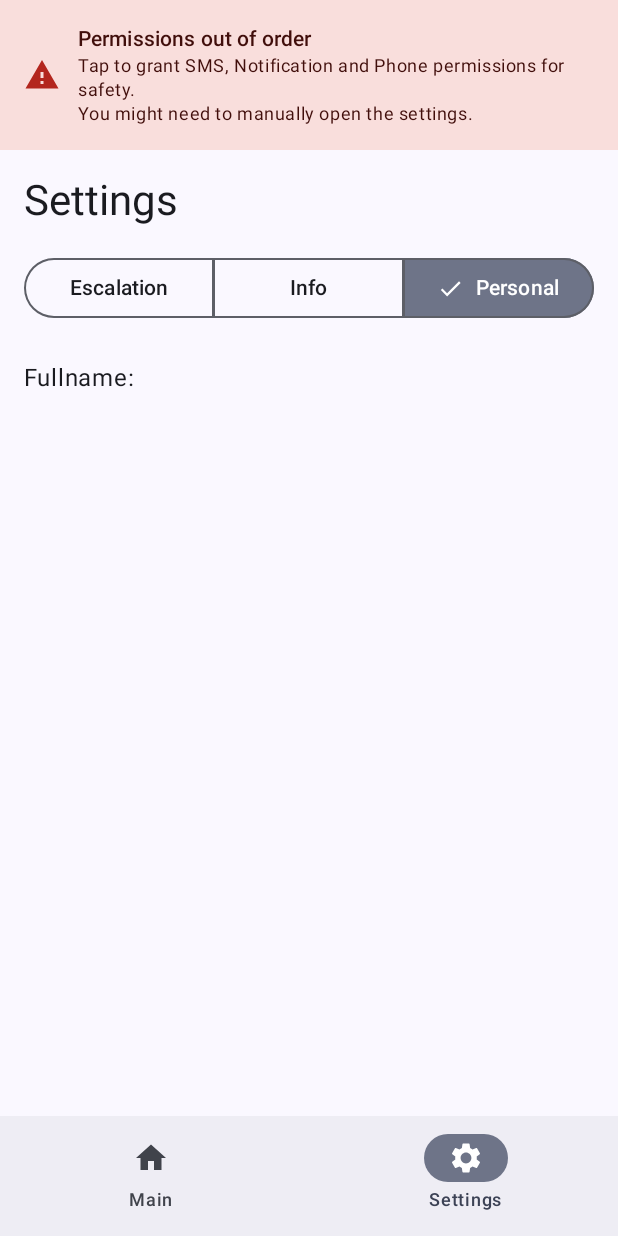
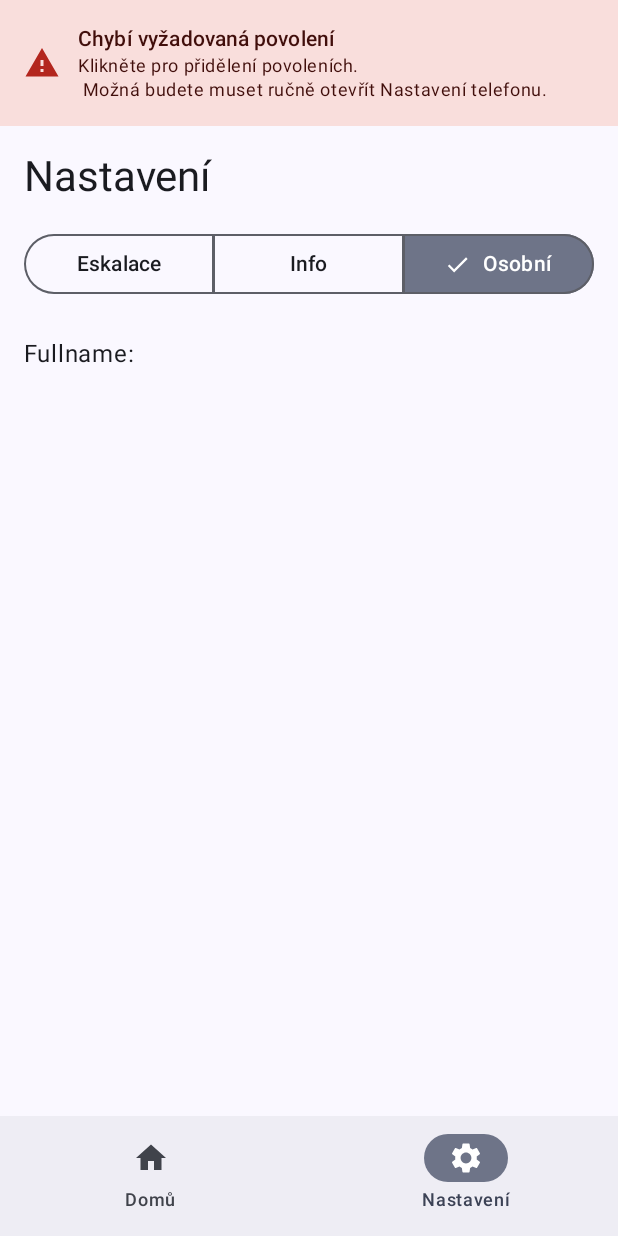
Before and after one commit to daliborpovolny/ShiftWatcher, an Android app built with Jetpack Compose: the @Preview function HomePagePreview, item 2 of the bottom bar chosen, on a phone screen of 412 x 824 dp. Run offline under Robolectric (Android 15) with nearby library versions, the light colour scheme and no system bars; our stand-ins replace Room's generated code.

Commit message:
translate ui to czech

```diff
--- a/app/src/main/java/com/daliborpovolny/shiftwatcher/MainActivity.kt
+++ b/app/src/main/java/com/daliborpovolny/shiftwatcher/MainActivity.kt
@@ -133,7 +133,8 @@ class MainActivity : ComponentActivity() {
         } else true
 
         // Check if Notification Listener is enabled (for RCS support)
-        val listener = Settings.Secure.getString(contentResolver, "enabled_notification_listeners")?.contains(packageName) == true
+        val listener = Settings.Secure.getString(contentResolver, "enabled_notification_listeners")
+            ?.contains(packageName) == true
 
         // Only set to true if EVERY critical permission is ok
         arePermissionsGranted = sms && call && notify && alarm && listener
@@ -164,7 +165,9 @@ class MainActivity : ComponentActivity() {
         }
 
         // 3. Handle "Special" Permission: Notification Listener (for RCS)
-        val listenerEnabled = Settings.Secure.getString(contentResolver, "enabled_notification_listeners")?.contains(packageName) == true
+        val listenerEnabled =
+            Settings.Secure.getString(contentResolver, "enabled_notification_listeners")
+                ?.contains(packageName) == true
         if (!listenerEnabled) {
             startActivity(Intent("android.settings.ACTION_NOTIFICATION_LISTENER_SETTINGS"))
         }
@@ -200,13 +203,13 @@ fun StartUp(
                 NavigationBarItem(
                     selected = selectedTab == 0,
                     onClick = { selectedTab = 0 },
-                    label = { Text("Main") },
+                    label = { Text("Domů") },
                     icon = { Icon(Icons.Default.Home, contentDescription = null) }
                 )
                 NavigationBarItem(
                     selected = selectedTab == 1,
                     onClick = { selectedTab = 1 },
-                    label = { Text("Settings") },
+                    label = { Text("Nastavení") },
                     icon = { Icon(Icons.Default.Settings, contentDescription = null) }
                 )
             }
--- a/app/src/main/java/com/daliborpovolny/shiftwatcher/PermissionBanner.kt
+++ b/app/src/main/java/com/daliborpovolny/shiftwatcher/PermissionBanner.kt
@@ -33,12 +33,12 @@ fun PermissionBanner(onGrantClick: () -> Unit) {
                 Spacer(modifier = Modifier.width(12.dp))
                 Column {
                     Text(
-                        text = "Permissions out of order",
+                        text = "Chybí vyžadovaná povolení",
                         style = MaterialTheme.typography.labelLarge,
                         color = MaterialTheme.colorScheme.onErrorContainer
                     )
                     Text(
-                        text = "Tap to grant SMS, Notification and Phone permissions for safety.\nYou might need to manually open the settings.",
+                        text = "Klikněte pro přidělení povoleních.\n Možná budete muset ručně otevřít Nastavení telefonu.",
                         style = MaterialTheme.typography.bodySmall,
                         color = MaterialTheme.colorScheme.onErrorContainer
                     )
--- a/app/src/main/java/com/daliborpovolny/shiftwatcher/SettingsScreen.kt
+++ b/app/src/main/java/com/daliborpovolny/shiftwatcher/SettingsScreen.kt
@@ -17,6 +17,15 @@ enum class ScreenType {
     Escalation, Info, Personal
 }
 
+fun ScreenTypeToCzechName(st: ScreenType): String {
+    return when (st) {
+        ScreenType.Escalation -> "Eskalace"
+        ScreenType.Info -> "Info"
+        ScreenType.Personal -> "Osobní"
+    }
+}
+
+
 @OptIn(ExperimentalMaterial3Api::class)
 @Composable
 fun NewSettingsScreen(
@@ -31,10 +40,12 @@ fun NewSettingsScreen(
 
     var selectedType by remember { mutableStateOf(ScreenType.Personal) }
 
-    Column(modifier = Modifier
-        .fillMaxSize()
-        .padding(16.dp)) {
-        Text("Settings", style = MaterialTheme.typography.headlineMedium)
+    Column(
+        modifier = Modifier
+            .fillMaxSize()
+            .padding(16.dp)
+    ) {
+        Text("Nastavení", style = MaterialTheme.typography.headlineMedium)
         Spacer(modifier = Modifier.height(16.dp))
 
         // --- TOGGLE SWITCH ---
@@ -50,7 +61,7 @@ fun NewSettingsScreen(
                     onClick = { selectedType = type },
                     selected = selectedType == type
                 ) {
-                    Text(type.name)
+                    Text(ScreenTypeToCzechName(type))
                 }
             }
         }
@@ -70,8 +81,8 @@ fun NewSettingsScreen(
         Spacer(modifier = Modifier.height(8.dp))
 
         val escalationInfo =
-            "List of contacts, that will be progressively be called top to bottom if an alarm is not dismissed within 15 minutes"
-        val infoInfo = "List of contacts, that will each be texted on the start and end of a shift"
+            "Seznam kontaktů, které budou postupně od vrchu kontaktovány, pokud nebude kontrolní budík odkliknut"
+        val infoInfo = "Seznam kontaktů, které budou pomocí SMS informovány o začátku a konci směny"
 
         Text(
             text = if (selectedType == ScreenType.Escalation) escalationInfo else infoInfo,
@@ -81,14 +92,14 @@ fun NewSettingsScreen(
         OutlinedTextField(
             value = newName,
             onValueChange = { newName = it },
-            label = { Text("Name") },
+            label = { Text("Jméno") },
             modifier = Modifier.fillMaxWidth()
         )
         Spacer(modifier = Modifier.height(8.dp))
         OutlinedTextField(
             value = newNumber,
             onValueChange = { newNumber = it },
-            label = { Text("Phone Number") },
+            label = { Text("Telefoní číslo ve formátu: +420777888999") },
             modifier = Modifier.fillMaxWidth()
         )
         Spacer(modifier = Modifier.height(8.dp))
@@ -107,7 +118,7 @@ fun NewSettingsScreen(
             modifier = Modifier.fillMaxWidth()
         ) {
             Icon(Icons.Default.Add, contentDescription = null)
-            Text("Add to ${selectedType.name}")
+            Text("Přidat do ${ScreenTypeToCzechName(selectedType)}")
         }
 
         Spacer(modifier = Modifier.height(24.dp))
@@ -177,10 +188,10 @@ fun EscalationContactRow(
             // Sorting Buttons
             Column {
                 IconButton(onClick = onMoveUp, enabled = !isFirst) {
-                    Icon(Icons.Default.KeyboardArrowUp, contentDescription = "Move Up")
+                    Icon(Icons.Default.KeyboardArrowUp, contentDescription = "Posunout nahoru")
                 }
                 IconButton(onClick = onMoveDown, enabled = !isLast) {
-                    Icon(Icons.Default.KeyboardArrowDown, contentDescription = "Move Down")
+                    Icon(Icons.Default.KeyboardArrowDown, contentDescription = "Posunout dolů")
                 }
             }
 
@@ -188,7 +199,7 @@ fun EscalationContactRow(
             IconButton(onClick = onDelete) {
                 Icon(
                     Icons.Default.Delete,
-                    contentDescription = "Delete",
+                    contentDescription = "Smazat",
                     tint = MaterialTheme.colorScheme.error
                 )
             }
@@ -222,7 +233,7 @@ fun InfoContactRow(
             IconButton(onClick = onDelete) {
                 Icon(
                     Icons.Default.Delete,
-                    contentDescription = "Delete",
+                    contentDescription = "Smazat",
                     tint = MaterialTheme.colorScheme.error
                 )
             }
```
Also changed, not shown: app/src/main/java/com/daliborpovolny/shiftwatcher/MainScreen.kt (+8 -8 lines).
